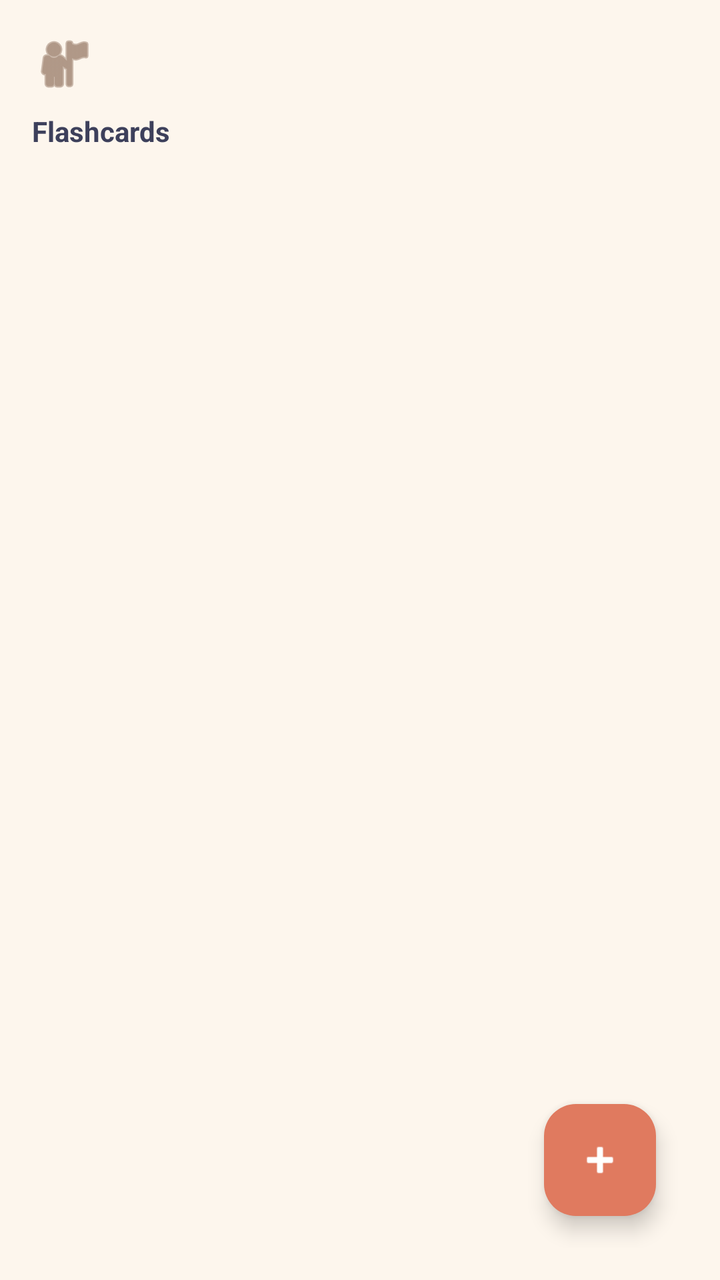
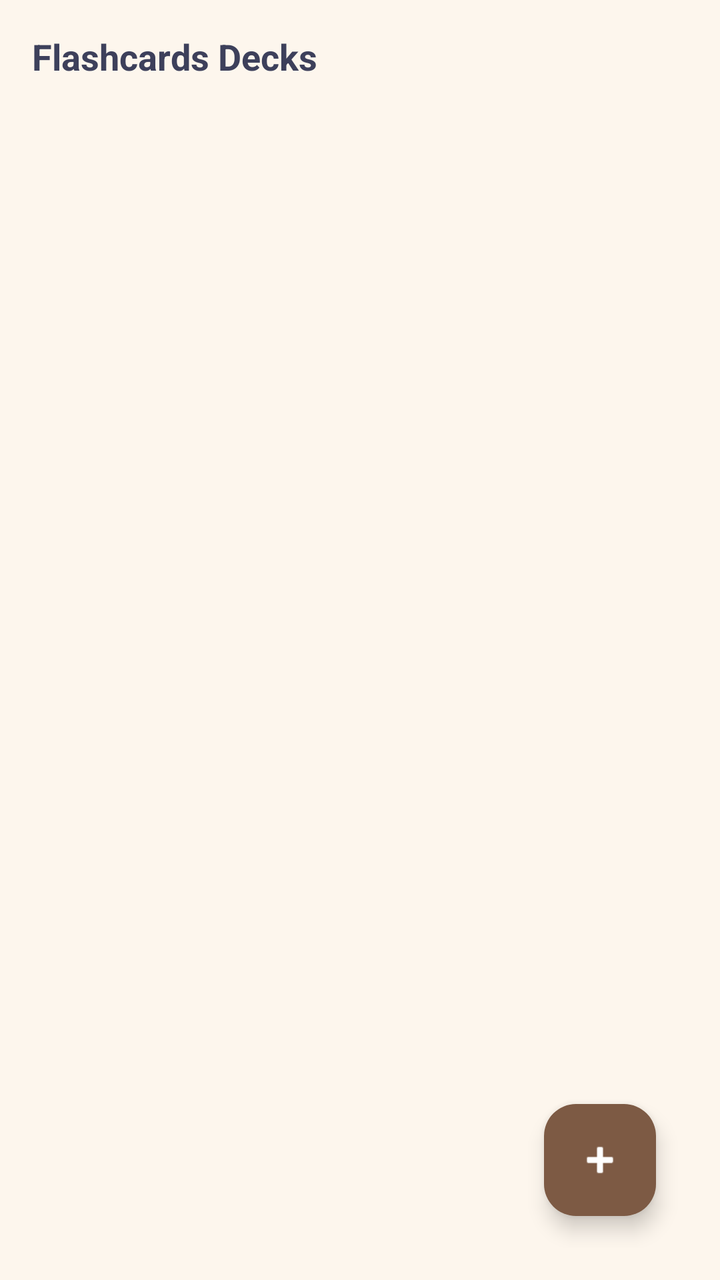

Screens rendered from an Android XML layout before and after an edit, with the pre-edit source and the edit as a unified diff.
<!-- AndroidManifest.xml: application theme Theme.ProjectStudyBuddy1 -->
<!-- res/layout/fragment_flashcard.xml -->
<?xml version="1.0" encoding="utf-8"?>
<androidx.constraintlayout.widget.ConstraintLayout xmlns:android="http://schemas.android.com/apk/res/android"
    xmlns:app="http://schemas.android.com/apk/res-auto"
    android:layout_width="match_parent"
    android:layout_height="match_parent"
    android:background="@color/bg_cream"
    android:padding="16dp">

    <androidx.constraintlayout.widget.ConstraintLayout
        android:id="@+id/viewDeckSelection"
        android:layout_width="match_parent"
        android:layout_height="match_parent"
        android:visibility="visible">

        <ImageView
            android:id="@+id/ivUserAvatar"
            android:layout_width="32dp"
            android:layout_height="32dp"
            android:src="@android:drawable/ic_menu_myplaces"
            android:contentDescription="Profile"
            app:tint="@color/accent_brown"
            app:layout_constraintTop_toTopOf="parent"
            app:layout_constraintStart_toStartOf="parent"/>

        <TextView
            android:id="@+id/tvFCHeader"
            android:layout_width="wrap_content"
            android:layout_height="wrap_content"
            android:text="Flashcards"
            android:textStyle="bold"
            android:textSize="14sp"
            android:textColor="@color/text_dark"
            android:layout_marginTop="8dp"
            app:layout_constraintTop_toBottomOf="@id/ivUserAvatar"
            app:layout_constraintStart_toStartOf="parent"/>

        <androidx.recyclerview.widget.RecyclerView
            android:id="@+id/rvDecks"
            android:layout_width="match_parent"
            android:layout_height="0dp"
            android:layout_marginTop="12dp"
            app:layout_constraintTop_toBottomOf="@id/tvFCHeader"
            app:layout_constraintBottom_toBottomOf="parent"/>

        <com.google.android.material.floatingactionbutton.FloatingActionButton
            android:id="@+id/fabAddDeckCard"
            android:layout_width="56dp"
            android:layout_height="56dp"
            android:src="@android:drawable/ic_input_add"
            android:contentDescription="New Deck"
            android:backgroundTint="@color/accent_orange"
            app:tint="@android:color/white"
            app:fabCustomSize="56dp"
            android:layout_margin="16dp"
            app:layout_constraintBottom_toBottomOf="parent"
            app:layout_constraintEnd_toEndOf="parent"/>
    </androidx.constraintlayout.widget.ConstraintLayout>

    <androidx.constraintlayout.widget.ConstraintLayout
        android:id="@+id/viewStudyEngine"
        android:layout_width="match_parent"
        android:layout_height="match_parent"
        android:visibility="gone">

        <ImageButton
            android:id="@+id/btnStudyBack"
            android:layout_width="40dp"
            android:layout_height="40dp"
            android:src="?attr/homeAsUpIndicator"
            android:contentDescription="Back"
            android:background="@android:color/transparent"
            app:tint="@color/accent_brown"
            app:layout_constraintTop_toTopOf="parent"
            app:layout_constraintStart_toStartOf="parent"/>

        <ImageButton
            android:id="@+id/btnEditModeToggle"
            android:layout_width="44dp"
            android:layout_height="24dp"
            android:background="@drawable/bg_figma_card"
            android:src="@android:drawable/ic_menu_edit"
            app:tint="@color/accent_brown"
            android:padding="2dp"
            android:contentDescription="Edit Card"
            app:layout_constraintTop_toTopOf="parent"
            app:layout_constraintEnd_toEndOf="parent"/>

        <ImageView
            android:id="@+id/ivCheckStatusBadge"
            android:layout_width="28dp"
            android:layout_height="28dp"
            android:src="@android:drawable/checkbox_on_background"
            app:tint="@color/accent_green"
            android:visibility="gone"
            android:contentDescription="Save Changes"
            app:layout_constraintTop_toTopOf="parent"
            app:layout_constraintEnd_toEndOf="parent"/>

        <EditText
            android:id="@+id/etFigmaDeckTitle"
            android:layout_width="140dp"
            android:layout_height="35dp"
            android:gravity="center"
            android:textStyle="bold"
            android:textSize="14sp"
            android:textColor="@color/text_dark"
            android:background="@drawable/bg_figma_card"
            android:inputType="text"
            android:importantForAutofill="no"
            android:layout_marginTop="24dp"
            app:layout_constraintTop_toBottomOf="@id/btnStudyBack"
            app:layout_constraintStart_toStartOf="parent"
            app:layout_constraintEnd_toEndOf="parent"/>

        <ImageButton
            android:id="@+id/btnFigmaPrevCard"
            android:layout_width="40dp"
            android:layout_height="40dp"
            android:src="@android:drawable/ic_media_previous"
            android:background="@android:color/transparent"
            app:tint="@color/accent_brown"
            android:contentDescription="Previous"
            app:layout_constraintTop_toTopOf="@id/cardWorkspace"
            app:layout_constraintBottom_toBottomOf="@id/cardWorkspace"
            app:layout_constraintStart_toStartOf="parent"/>

        <androidx.cardview.widget.CardView
            android:id="@+id/cardWorkspace"
            android:layout_width="0dp"
            android:layout_height="280dp"
            app:cardCornerRadius="8dp"
            app:cardElevation="0dp"
            android:layout_marginHorizontal="8dp"
            android:layout_marginTop="16dp"
            app:layout_constraintTop_toBottomOf="@id/etFigmaDeckTitle"
            app:layout_constraintStart_toEndOf="@id/btnFigmaPrevCard"
            app:layout_constraintEnd_toStartOf="@+id/btnFigmaNextCard">

            <androidx.constraintlayout.widget.ConstraintLayout
                android:layout_width="match_parent"
                android:layout_height="match_parent"
                android:background="@drawable/bg_figma_card">

                <LinearLayout
                    android:id="@+id/layoutEditFields"
                    android:layout_width="match_parent"
                    android:layout_height="match_parent"
                    android:orientation="vertical"
                    android:padding="16dp"
                    android:gravity="center"
                    android:visibility="gone">

                    <EditText
                        android:id="@+id/etFigmaQuestionInput"
                        android:layout_width="match_parent"
                        android:layout_height="wrap_content"
                        android:hint="QUESTION"
                        android:gravity="center"
                        android:textColor="@color/text_dark"
                        android:textColorHint="@android:color/darker_gray"
                        android:textSize="16sp"
                        android:textStyle="bold"
                        android:background="@android:color/transparent"
                        android:layout_marginBottom="20dp"
                        android:importantForAutofill="no"
                        android:inputType="textMultiLine"/>

                    <View
                        android:layout_width="match_parent"
                        android:layout_height="1dp"
                        android:background="@android:color/darker_gray"
                        android:layout_marginBottom="20dp"/>

                    <EditText
                        android:id="@+id/etFigmaAnswerInput"
                        android:layout_width="match_parent"
                        android:layout_height="wrap_content"
                        android:hint="ANSWER"
                        android:gravity="center"
                        android:textColor="#81B29A"
                        android:textColorHint="@android:color/darker_gray"
                        android:textSize="16sp"
                        android:textStyle="bold"
                        android:background="@android:color/transparent"
                        android:importantForAutofill="no"
                        android:inputType="textMultiLine"/>
                </LinearLayout>

                <TextView
                    android:id="@+id/tvCardContent"
                    android:layout_width="match_parent"
                    android:layout_height="match_parent"
                    android:gravity="center"
                    android:padding="24dp"
                    android:textColor="@color/text_dark"
                    android:textSize="18sp"
                    android:textStyle="bold"
                    android:visibility="visible"/>
            </androidx.constraintlayout.widget.ConstraintLayout>
        </androidx.cardview.widget.CardView>

        <ImageButton
            android:id="@+id/btnFigmaNextCard"
            android:layout_width="40dp"
            android:layout_height="40dp"
            android:background="@android:color/transparent"
            android:contentDescription="Navigation Arrow Icon"
            app:layout_constraintTop_toTopOf="@id/cardWorkspace"
            app:layout_constraintBottom_toBottomOf="@id/cardWorkspace"
            app:layout_constraintEnd_toEndOf="parent"/>

    </androidx.constraintlayout.widget.ConstraintLayout>
</androidx.constraintlayout.widget.ConstraintLayout>
<!-- resources referenced by this layout -->
<resources>
  <color name="accent_brown">#7D5A44</color>
  <color name="accent_green">#81B29A</color>
  <color name="accent_orange">#E07A5F</color>
  <color name="bg_cream">#FDF6ED</color>
  <color name="text_dark">#3D405B</color>
  <!-- drawable bg_figma_card (drawable) -->
  <?xml version="1.0" encoding="utf-8"?>
  <shape xmlns:android="http://schemas.android.com/apk/res/android"
      android:shape="rectangle">
      <solid android:color="@color/bg_cream"/>
      <stroke android:width="2dp" android:color="@color/accent_brown"/>
      <corners android:radius="8dp"/>
  </shape>
  <style name="Theme.ProjectStudyBuddy1" parent="Theme.Material3.DayNight.NoActionBar">
          <item name="colorPrimary">@color/accent_brown</item>
          <item name="colorPrimaryDark">@color/accent_brown</item>
          <item name="colorAccent">@color/accent_orange</item>
  
          <item name="android:windowBackground">@color/bg_cream</item>
          <item name="android:colorBackground">@color/bg_cream</item>
  
          <item name="android:statusBarColor">@color/bg_cream</item>
          <item name="android:windowLightStatusBar">true</item>
  
          <item name="colorSurface">@color/card_white</item>
          <item name="colorOnSurface">@color/text_dark</item>
      </style>
  <color name="card_white">#FFFFFF</color>
</resources>

<!-- the commit's change to res/layout/fragment_flashcard.xml (unified diff, before → after) -->
@@ -6,32 +6,22 @@
     android:background="@color/bg_cream"
     android:padding="16dp">
 
+    
     <androidx.constraintlayout.widget.ConstraintLayout
         android:id="@+id/viewDeckSelection"
         android:layout_width="match_parent"
         android:layout_height="match_parent"
         android:visibility="visible">
 
-        <ImageView
-            android:id="@+id/ivUserAvatar"
-            android:layout_width="32dp"
-            android:layout_height="32dp"
-            android:src="@android:drawable/ic_menu_myplaces"
-            android:contentDescription="Profile"
-            app:tint="@color/accent_brown"
-            app:layout_constraintTop_toTopOf="parent"
-            app:layout_constraintStart_toStartOf="parent"/>
-
         <TextView
             android:id="@+id/tvFCHeader"
             android:layout_width="wrap_content"
             android:layout_height="wrap_content"
-            android:text="Flashcards"
+            android:text="Flashcards Decks"
             android:textStyle="bold"
-            android:textSize="14sp"
+            android:textSize="18sp"
             android:textColor="@color/text_dark"
-            android:layout_marginTop="8dp"
-            app:layout_constraintTop_toBottomOf="@id/ivUserAvatar"
+            app:layout_constraintTop_toTopOf="parent"
             app:layout_constraintStart_toStartOf="parent"/>
 
         <androidx.recyclerview.widget.RecyclerView
@@ -44,18 +34,18 @@
 
         <com.google.android.material.floatingactionbutton.FloatingActionButton
             android:id="@+id/fabAddDeckCard"
-            android:layout_width="56dp"
-            android:layout_height="56dp"
+            android:layout_width="wrap_content"
+            android:layout_height="wrap_content"
             android:src="@android:drawable/ic_input_add"
-            android:contentDescription="New Deck"
-            android:backgroundTint="@color/accent_orange"
+            android:contentDescription="Add Flashcard Deck"
+            android:backgroundTint="@color/accent_brown"
             app:tint="@android:color/white"
-            app:fabCustomSize="56dp"
             android:layout_margin="16dp"
             app:layout_constraintBottom_toBottomOf="parent"
             app:layout_constraintEnd_toEndOf="parent"/>
     </androidx.constraintlayout.widget.ConstraintLayout>
 
+    
     <androidx.constraintlayout.widget.ConstraintLayout
         android:id="@+id/viewStudyEngine"
         android:layout_width="match_parent"
@@ -64,8 +54,8 @@
 
         <ImageButton
             android:id="@+id/btnStudyBack"
-            android:layout_width="40dp"
-            android:layout_height="40dp"
+            android:layout_width="48dp"
+            android:layout_height="48dp"
             android:src="?attr/homeAsUpIndicator"
             android:contentDescription="Back"
             android:background="@android:color/transparent"
@@ -73,141 +63,53 @@
             app:layout_constraintTop_toTopOf="parent"
             app:layout_constraintStart_toStartOf="parent"/>
 
-        <ImageButton
-            android:id="@+id/btnEditModeToggle"
-            android:layout_width="44dp"
-            android:layout_height="24dp"
-            android:background="@drawable/bg_figma_card"
-            android:src="@android:drawable/ic_menu_edit"
-            app:tint="@color/accent_brown"
-            android:padding="2dp"
-            android:contentDescription="Edit Card"
+        <TextView
+            android:id="@+id/tvDeckSessionTitle"
+            android:layout_width="wrap_content"
+            android:layout_height="wrap_content"
+            android:text="DECK"
+            android:textStyle="bold"
+            android:textColor="@color/text_dark"
             app:layout_constraintTop_toTopOf="parent"
-            app:layout_constraintEnd_toEndOf="parent"/>
-
-        <ImageView
-            android:id="@+id/ivCheckStatusBadge"
-            android:layout_width="28dp"
-            android:layout_height="28dp"
-            android:src="@android:drawable/checkbox_on_background"
-            app:tint="@color/accent_green"
-            android:visibility="gone"
-            android:contentDescription="Save Changes"
-            app:layout_constraintTop_toTopOf="parent"
-            app:layout_constraintEnd_toEndOf="parent"/>
-
-        <EditText
-            android:id="@+id/etFigmaDeckTitle"
-            android:layout_width="140dp"
-            android:layout_height="35dp"
-            android:gravity="center"
-            android:textStyle="bold"
-            android:textSize="14sp"
-            android:textColor="@color/text_dark"
-            android:background="@drawable/bg_figma_card"
-            android:inputType="text"
-            android:importantForAutofill="no"
-            android:layout_marginTop="24dp"
-            app:layout_constraintTop_toBottomOf="@id/btnStudyBack"
-            app:layout_constraintStart_toStartOf="parent"
-            app:layout_constraintEnd_toEndOf="parent"/>
-
-        <ImageButton
-            android:id="@+id/btnFigmaPrevCard"
-            android:layout_width="40dp"
-            android:layout_height="40dp"
-            android:src="@android:drawable/ic_media_previous"
-            android:background="@android:color/transparent"
-            app:tint="@color/accent_brown"
-            android:contentDescription="Previous"
-            app:layout_constraintTop_toTopOf="@id/cardWorkspace"
-            app:layout_constraintBottom_toBottomOf="@id/cardWorkspace"
-            app:layout_constraintStart_toStartOf="parent"/>
+            app:layout_constraintBottom_toBottomOf="@id/btnStudyBack"
+            app:layout_constraintStart_toEndOf="@id/btnStudyBack"/>
 
         <androidx.cardview.widget.CardView
             android:id="@+id/cardWorkspace"
-            android:layout_width="0dp"
-            android:layout_height="280dp"
-            app:cardCornerRadius="8dp"
-            app:cardElevation="0dp"
-            android:layout_marginHorizontal="8dp"
-            android:layout_marginTop="16dp"
-            app:layout_constraintTop_toBottomOf="@id/etFigmaDeckTitle"
-            app:layout_constraintStart_toEndOf="@id/btnFigmaPrevCard"
-            app:layout_constraintEnd_toStartOf="@+id/btnFigmaNextCard">
+            android:layout_width="280dp"
+            android:layout_height="340dp"
+            app:cardCornerRadius="16dp"
+            app:cardElevation="6dp"
+            app:layout_constraintTop_toTopOf="parent"
+            app:layout_constraintBottom_toBottomOf="parent"
+            app:layout_constraintStart_toStartOf="parent"
+            app:layout_constraintEnd_toEndOf="parent">
 
-            <androidx.constraintlayout.widget.ConstraintLayout
+            
+            <TextView
+                android:id="@+id/tvCardContent"
                 android:layout_width="match_parent"
                 android:layout_height="match_parent"
-                android:background="@drawable/bg_figma_card">
-
-                <LinearLayout
-                    android:id="@+id/layoutEditFields"
-                    android:layout_width="match_parent"
-                    android:layout_height="match_parent"
-                    android:orientation="vertical"
-                    android:padding="16dp"
-                    android:gravity="center"
-                    android:visibility="gone">
-
-                    <EditText
-                        android:id="@+id/etFigmaQuestionInput"
-                        android:layout_width="match_parent"
-                        android:layout_height="wrap_content"
-                        android:hint="QUESTION"
-                        android:gravity="center"
-                        android:textColor="@color/text_dark"
-                        android:textColorHint="@android:color/darker_gray"
-                        android:textSize="16sp"
-                        android:textStyle="bold"
-                        android:background="@android:color/transparent"
-                        android:layout_marginBottom="20dp"
-                        android:importantForAutofill="no"
-                        android:inputType="textMultiLine"/>
-
-                    <View
-                        android:layout_width="match_parent"
-                        android:layout_height="1dp"
-                        android:background="@android:color/darker_gray"
-                        android:layout_marginBottom="20dp"/>
-
-                    <EditText
-                        android:id="@+id/etFigmaAnswerInput"
-                        android:layout_width="match_parent"
-                        android:layout_height="wrap_content"
-                        android:hint="ANSWER"
-                        android:gravity="center"
-                        android:textColor="#81B29A"
-                        android:textColorHint="@android:color/darker_gray"
-                        android:textSize="16sp"
-                        android:textStyle="bold"
-                        android:background="@android:color/transparent"
-                        android:importantForAutofill="no"
-                        android:inputType="textMultiLine"/>
-                </LinearLayout>
-
-                <TextView
-                    android:id="@+id/tvCardContent"
-                    android:layout_width="match_parent"
-                    android:layout_height="match_parent"
-                    android:gravity="center"
-                    android:padding="24dp"
-                    android:textColor="@color/text_dark"
-                    android:textSize="18sp"
-                    android:textStyle="bold"
-                    android:visibility="visible"/>
-            </androidx.constraintlayout.widget.ConstraintLayout>
+                android:text="Question/Answer Field Data"
+                android:gravity="center"
+                android:padding="20dp"
+                android:textColor="#FFFFFF"
+                android:textSize="20sp"
+                android:textStyle="bold"/>
         </androidx.cardview.widget.CardView>
 
-        <ImageButton
-            android:id="@+id/btnFigmaNextCard"
-            android:layout_width="40dp"
-            android:layout_height="40dp"
-            android:background="@android:color/transparent"
-            android:contentDescription="Navigation Arrow Icon"
-            app:layout_constraintTop_toTopOf="@id/cardWorkspace"
-            app:layout_constraintBottom_toBottomOf="@id/cardWorkspace"
+        
+        <Button
+            android:id="@+id/btnNextCard"
+            android:layout_width="wrap_content"
+            android:layout_height="wrap_content"
+            android:text="Next ➔"
+            android:backgroundTint="@color/accent_brown"
+            android:textColor="#FFFFFF"
+            android:layout_marginTop="24dp"
+            app:layout_constraintTop_toBottomOf="@id/cardWorkspace"
+            app:layout_constraintStart_toStartOf="parent"
             app:layout_constraintEnd_toEndOf="parent"/>
+    </androidx.constraintlayout.widget.ConstraintLayout>
 
-    </androidx.constraintlayout.widget.ConstraintLayout>
 </androidx.constraintlayout.widget.ConstraintLayout>
<!-- resource entries referenced after the edit -->
@@ -1,18 +1,9 @@
 <!-- resources referenced by this layout -->
 <resources>
   <color name="accent_brown">#7D5A44</color>
-  <color name="accent_green">#81B29A</color>
   <color name="accent_orange">#E07A5F</color>
   <color name="bg_cream">#FDF6ED</color>
   <color name="text_dark">#3D405B</color>
-  <!-- drawable bg_figma_card (drawable) -->
-  <?xml version="1.0" encoding="utf-8"?>
-  <shape xmlns:android="http://schemas.android.com/apk/res/android"
-      android:shape="rectangle">
-      <solid android:color="@color/bg_cream"/>
-      <stroke android:width="2dp" android:color="@color/accent_brown"/>
-      <corners android:radius="8dp"/>
-  </shape>
   <style name="Theme.ProjectStudyBuddy1" parent="Theme.Material3.DayNight.NoActionBar">
           <item name="colorPrimary">@color/accent_brown</item>
           <item name="colorPrimaryDark">@color/accent_brown</item>
